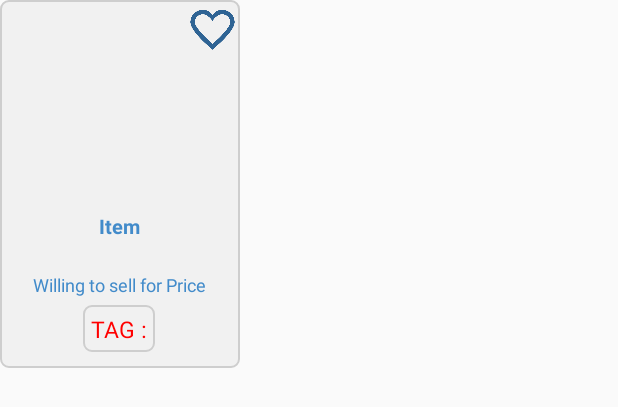
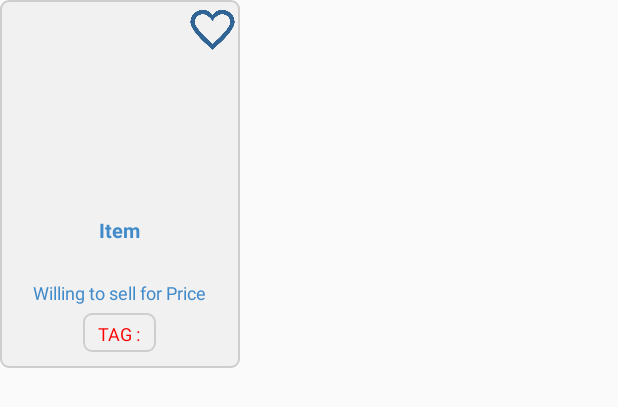
Before and after one commit to krissacarbon/pasa-master, an Android app: the layout product_list_item.xml on its own in the app's theme, with its tools: preview values and no code run, on a phone screen of 412 x 824 dp. Shown: the top 407 px of the screen. Run offline under Robolectric (Android 15) with nearby library versions, the phone set to English and light mode, and no system bars; network calls fail.

Commit message:
UI Adjustments

```diff
--- a/Pasabuy/app/src/main/res/layout/product_list_item.xml
+++ b/Pasabuy/app/src/main/res/layout/product_list_item.xml
@@ -52,7 +52,7 @@
             android:maxLines="3"
             android:ellipsize="end"
             android:gravity="center"
-            android:minHeight="50dp"
+            android:minHeight="55dp"
             android:textColor="@color/list_item_title"/>
 
         <!--<TextView android:text="Seller"-->
@@ -80,11 +80,14 @@
 
         <TextView android:text="TAG :"
             android:id="@+id/tag_tv"
-            android:textSize="15dp"
+            android:textSize="12dp"
             android:layout_centerHorizontal="true"
             android:layout_marginTop="5dp"
             android:layout_marginBottom="5dp"
-            android:padding="5dp"
+            android:paddingTop="5dp"
+            android:paddingBottom="5dp"
+            android:paddingRight="10dp"
+            android:paddingLeft="10dp"
             android:background="@drawable/custombordergray"
             android:layout_width="wrap_content"
             android:layout_height="wrap_content"
```
Also changed, not shown: Pasabuy/app/src/main/java/com/pasabuy/pasabuy/SearchView.java (+4 -4 lines).
